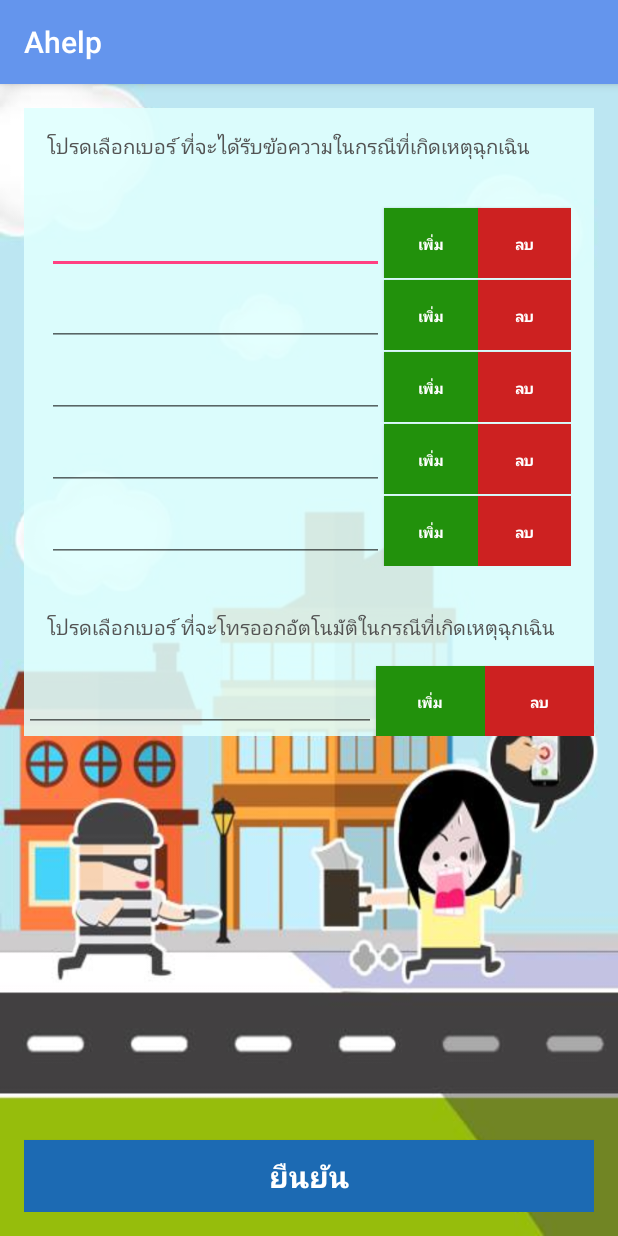
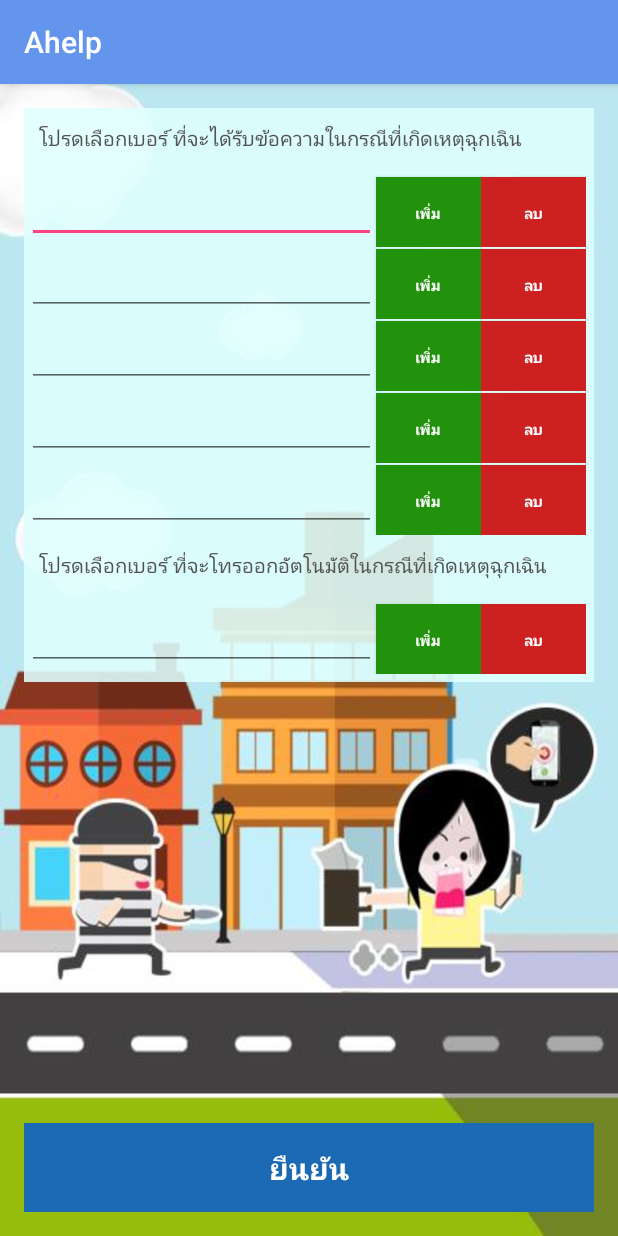
Before and after one commit to kanyaratfai/Ahelp, an Android app: the SettingActivity screen opened directly, with no data from a screen before it, on a phone screen of 412 x 824 dp. Run offline under Robolectric (Android 15) with nearby library versions, the phone set to English and light mode, and no system bars.

```diff
--- a/app/src/main/java/com/example/pareeya/ahelp/MainActivity.java
+++ b/app/src/main/java/com/example/pareeya/ahelp/MainActivity.java
@@ -7,11 +7,17 @@ import android.view.View;
 
 public class MainActivity extends AppCompatActivity {
 
+    //Explicit
+    private MyManage myManage;
+
     @Override
     protected void onCreate(Bundle savedInstanceState) {
         super.onCreate(savedInstanceState);
         setContentView(R.layout.activity_main);
-    }//Main Methot
+
+        myManage = new MyManage(this);
+
+    }//Main Method
     public void clickLoginMain (View view){
         startActivity(new Intent(MainActivity.this,ContentActivity.class));
 
--- a/app/src/main/res/layout/activity_home.xml
+++ b/app/src/main/res/layout/activity_home.xml
@@ -16,9 +16,9 @@
         android:layout_height="wrap_content"
         android:id="@+id/linearLayout2"
         android:layout_below="@+id/button15"
-        android:layout_alignParentEnd="false"
+
         android:layout_centerHorizontal="true"
-        android:layout_alignParentStart="false"
+
         android:layout_alignParentBottom="false">
 
         <LinearLayout
--- a/app/src/main/res/layout/activity_main.xml
+++ b/app/src/main/res/layout/activity_main.xml
@@ -44,7 +44,9 @@
         <LinearLayout
             android:orientation="horizontal"
             android:layout_width="match_parent"
-            android:layout_height="wrap_content">
+            android:layout_height="wrap_content"
+            android:paddingLeft="10dp"
+            android:paddingRight="10dp">
 
             <TextView
                 android:layout_width="wrap_content"
@@ -68,7 +70,9 @@
         <LinearLayout
             android:orientation="horizontal"
             android:layout_width="match_parent"
-            android:layout_height="wrap_content" >
+            android:layout_height="wrap_content"
+            android:paddingLeft="10dp"
+            android:paddingRight="10dp">
 
             <TextView
                 android:layout_width="wrap_content"
--- a/app/src/main/res/layout/activity_setting.xml
+++ b/app/src/main/res/layout/activity_setting.xml
@@ -23,7 +23,8 @@
         android:textColor="#ffffff"
         android:background="#1c6ab3"
         android:textStyle="bold"
-        android:onClick="clickSetting" />
+        android:onClick="clickSetting"
+        android:padding="15dp" />
 
     <LinearLayout
         android:orientation="vertical"
@@ -32,13 +33,14 @@
         android:layout_below="@+id/textView"
         android:layout_alignParentTop="false"
         android:id="@+id/linearLayout"
-        android:padding="15dp"
         android:background="#e0e0fffe">
 
         <LinearLayout
             android:orientation="horizontal"
             android:layout_width="wrap_content"
-            android:layout_height="wrap_content">
+            android:layout_height="wrap_content"
+            android:paddingRight="5dp"
+            android:paddingLeft="2dp">
 
             <EditText
                 android:layout_width="250dp"
@@ -74,7 +76,9 @@
             android:orientation="horizontal"
             android:layout_width="wrap_content"
             android:layout_height="wrap_content"
-            android:layout_weight="1">
+            android:layout_weight="1"
+            android:paddingRight="5dp"
+            android:paddingLeft="2dp">
 
             <EditText
                 android:layout_width="250dp"
@@ -110,7 +114,9 @@
             android:orientation="horizontal"
             android:layout_width="wrap_content"
             android:layout_height="wrap_content"
-            android:layout_weight="1">
+            android:layout_weight="1"
+            android:paddingRight="5dp"
+            android:paddingLeft="2dp">
 
             <EditText
                 android:layout_width="250dp"
@@ -146,7 +152,9 @@
             android:orientation="horizontal"
             android:layout_width="wrap_content"
             android:layout_height="wrap_content"
-            android:layout_weight="1">
+            android:layout_weight="1"
+            android:paddingRight="5dp"
+            android:paddingLeft="2dp">
 
             <EditText
                 android:layout_width="250dp"
@@ -182,7 +190,9 @@
             android:orientation="horizontal"
             android:layout_width="wrap_content"
             android:layout_height="wrap_content"
-            android:layout_weight="1">
+            android:layout_weight="1"
+            android:paddingRight="5dp"
+            android:paddingLeft="2dp">
 
             <EditText
                 android:layout_width="250dp"
@@ -222,12 +232,15 @@
         android:text="@string/message"
         android:id="@+id/textView"
         android:textSize="@dimen/h3"
-        android:padding="15dp"
         android:layout_alignParentTop="true"
         android:layout_alignParentRight="true"
         android:layout_alignParentEnd="true"
         android:background="#e0e0fffe"
-        android:textColor="#535353" />
+        android:textColor="#535353"
+        android:paddingLeft="10dp"
+        android:paddingRight="10dp"
+        android:paddingBottom="15dp"
+        android:paddingTop="10dp" />
 
     <TextView
         android:layout_width="match_parent"
@@ -238,11 +251,14 @@
         android:layout_below="@+id/linearLayout"
         android:layout_alignParentRight="true"
         android:layout_alignParentEnd="true"
-        android:padding="15dp"
         android:background="#e0e0fffe"
         android:layout_alignParentLeft="true"
         android:layout_alignParentStart="true"
-        android:textColor="#535353" />
+        android:textColor="#535353"
+        android:paddingLeft="10dp"
+        android:paddingTop="10dp"
+        android:paddingRight="10dp"
+        android:paddingBottom="15dp" />
 
     <LinearLayout
         android:orientation="horizontal"
@@ -251,7 +267,10 @@
         android:layout_alignParentRight="true"
         android:layout_alignParentEnd="true"
         android:layout_below="@+id/textView2"
-        android:background="#e0e0fffe">
+        android:background="#e0e0fffe"
+        android:paddingRight="5dp"
+        android:paddingBottom="5dp"
+        android:paddingLeft="2dp">
 
         <EditText
             android:layout_width="250dp"
```
